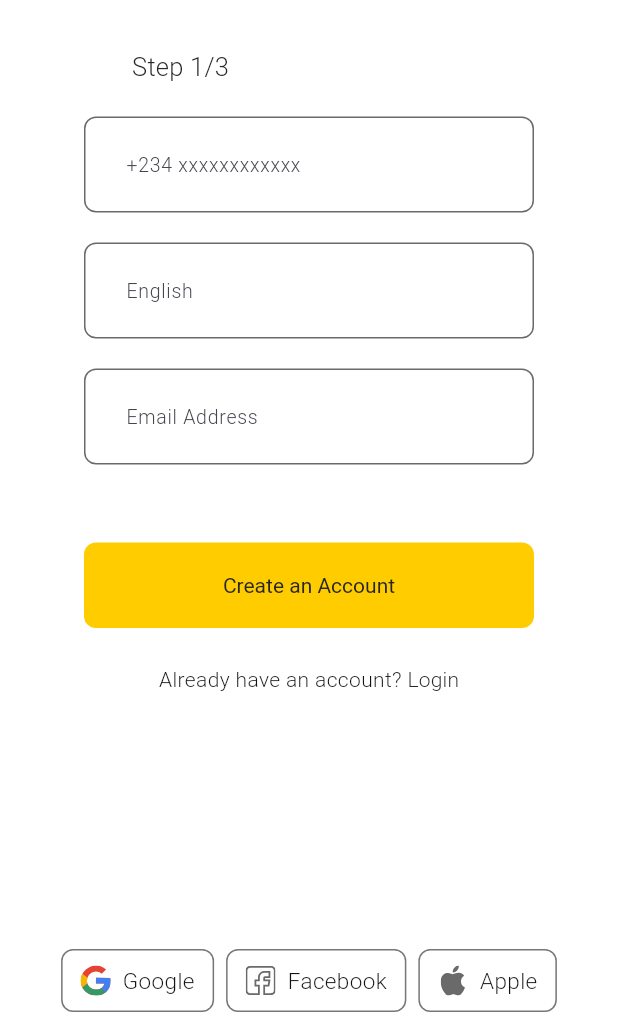
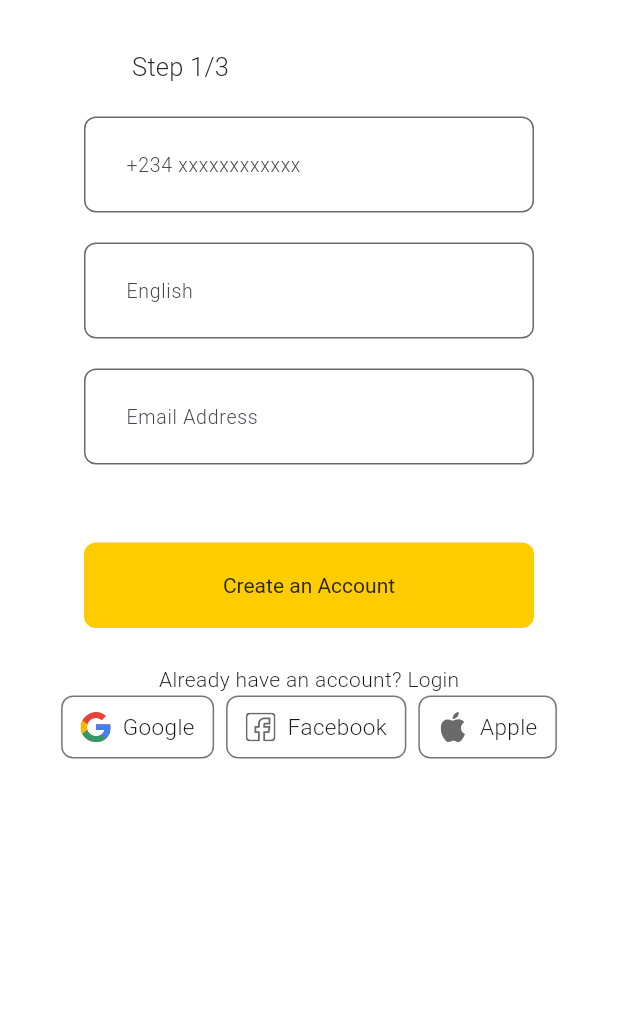
Before and after one commit to De-Morgan/xcrow, a Flutter app: the screen it shows after launch, on a phone screen of 412 x 824 dp, the part 200-1236 px from its top. Run offline on Flutter 3.47's test engine with Material 3 defaults, Android fonts, the phone set to English and light mode, and no system bars; our stand-ins replace dio, flutter_hooks, flutter_svg, hooks_riverpod.

Commit message:
rework signup

```diff
--- a/lib/ui/onboarding/pages/sign_up_step_one.dart
+++ b/lib/ui/onboarding/pages/sign_up_step_one.dart
@@ -18,20 +18,18 @@ class SignUpStepOne extends StatelessWidget {
     return ScaffoldPagePaddingWidget(
       horizontal: 24,
       child: Scaffold(
-        appBar: AppBarWidget(
+        appBar: const AppBarWidget(
           title: 'Sign up',
         ),
-        body: Column(
+        body: SingleChildScrollView(
+          child: Column(
             children: [
-            Expanded(
-              flex: 20,
-              child: SingleChildScrollView(
-                child: Padding(
+              Padding(
                 padding: const EdgeInsets.symmetric(horizontal: 32.0),
                 child: Column(
                   crossAxisAlignment: CrossAxisAlignment.start,
                   children: [
-                      SizedBox(height: 32),
+                    const SizedBox(height: 32),
                     Text(
                       "Create a Xcrow profile with a few details. Your password must have at least 8 characters including letters and a number.",
                       style: context.bodyMedium?.copyWith(
@@ -39,30 +37,28 @@ class SignUpStepOne extends StatelessWidget {
                           fontWeight: FontWeight.w300,
                           height: 16.4 / 14),
                     ),
-                      SizedBox(height: 32),
+                    const SizedBox(height: 32),
                     Consumer(
-                        builder: (BuildContext context, WidgetRef ref,
-                            Widget? child) {
+                      builder:
+                          (BuildContext context, WidgetRef ref, Widget? child) {
                         final index = ref.watch(_pageIndexProvider);
                         return IndexedStack(
                           index: index,
                           children: [
-                              _StepOneWidget(),
+                            const _StepOneWidget(),
                             child!,
                           ],
                         );
                       },
-                        child: _StepTwoWidget(),
+                      child: const _StepTwoWidget(),
                     ),
                   ],
                 ),
               ),
-              ),
-            ),
-            Spacer(),
-            SocialButtons(),
+              const SocialButtons(),
               const SizedBox(height: 16),
             ],
+          ),
         ),
       ),
     );
@@ -88,26 +84,26 @@ class _StepOneWidget extends ConsumerWidget {
           ),
         ),
         const SizedBox(height: 20),
-        TextField(
+        const TextField(
           decoration: InputDecoration(hintText: '+234 xxxxxxxxxxxx'),
         ),
         const SizedBox(height: 20),
-        TextField(
+        const TextField(
           decoration: InputDecoration(hintText: 'English'),
         ),
         const SizedBox(height: 20),
-        TextField(
+        const TextField(
           decoration: InputDecoration(hintText: 'Email Address'),
         ),
-        SizedBox(height: 52),
+        const SizedBox(height: 52),
         AppButton.elevatedButton(
           label: 'Create an Account',
           onPressed: () {
             ref.read(_pageIndexProvider.notifier).state = 1;
           },
         ),
-        SizedBox(height: 24),
-        _AlreadyHasAccount()
+        const SizedBox(height: 24),
+        const _AlreadyHasAccount()
       ],
     );
   }
@@ -132,11 +128,11 @@ class _StepTwoWidget extends StatelessWidget {
           ),
         ),
         const SizedBox(height: 20),
-        TextField(
+        const TextField(
           decoration: InputDecoration(hintText: 'First name'),
         ),
         const SizedBox(height: 20),
-        TextField(
+        const TextField(
           decoration: InputDecoration(hintText: 'Surname name'),
         ),
         const SizedBox(height: 20),
@@ -148,18 +144,18 @@ class _StepTwoWidget extends StatelessWidget {
           },
         ),
         const SizedBox(height: 20),
-        TextField(
+        const TextField(
           decoration: InputDecoration(hintText: 'User Name'),
         ),
-        SizedBox(height: 20),
+        const SizedBox(height: 20),
         AppButton.elevatedButton(
           label: 'Next',
           onPressed: () {
-            context.push(ConfirmEmailPage());
+            context.push(const ConfirmEmailPage());
           },
         ),
-        SizedBox(height: 24),
-        _AlreadyHasAccount()
+        const SizedBox(height: 24),
+        const _AlreadyHasAccount()
       ],
     );
   }
@@ -170,7 +166,7 @@ class _AlreadyHasAccount extends StatelessWidget {
 
   @override
   Widget build(BuildContext context) {
-    return TextActionRow(
+    return const TextActionRow(
       title: 'Already have an account? ',
       action: 'Login',
       mainAxisAlignment: MainAxisAlignment.center,
```
Lines whose indentation alone changed are shown as unchanged.
